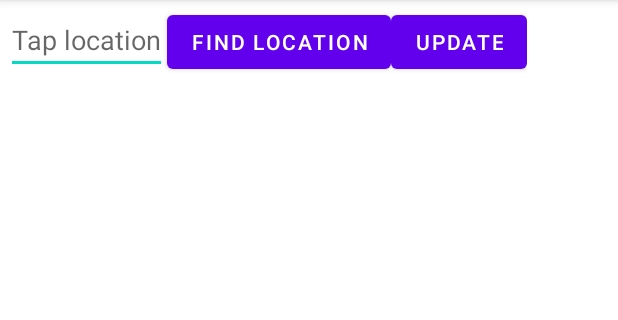
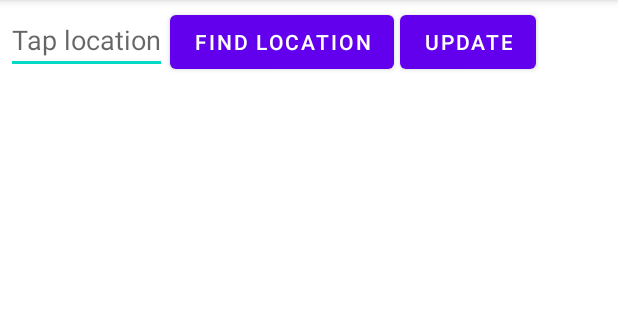
Before and after one commit to OlegQt/WeatherForecasts, an Android app: the screen it shows after launch (MainActivity), on a phone screen of 412 x 824 dp, the part 84-404 px from its top. Run offline under Robolectric (Android 15) with nearby library versions, the phone set to English and light mode, and no system bars.

```diff
--- a/app/src/main/res/layout/activity_main.xml
+++ b/app/src/main/res/layout/activity_main.xml
@@ -23,20 +23,23 @@
             android:id="@+id/btn_action"
             android:layout_width="wrap_content"
             android:layout_height="wrap_content"
-            android:text="Find location" />
+            android:text="Find location"
+            android:layout_marginHorizontal="2dp"/>
 
         <com.google.android.material.button.MaterialButton
             android:id="@+id/btn_update"
             android:layout_width="wrap_content"
             android:layout_height="wrap_content"
-            android:text="update" />
+            android:text="update"
+            android:layout_marginHorizontal="2dp"/>
     </LinearLayout>
 
     <androidx.recyclerview.widget.RecyclerView
         android:id="@+id/recycler_city"
         android:layout_width="match_parent"
         android:layout_height="wrap_content"
-        tools:listitem="@layout/city_holder" />
+        tools:listitem="@layout/city_holder"
+        android:orientation="horizontal"/>
 
     <TextView
         android:id="@+id/txt_info"
```
Also changed, not shown: app/src/main/java/com/weatherforecasts/MainActivity.kt (+3 -4 lines).
